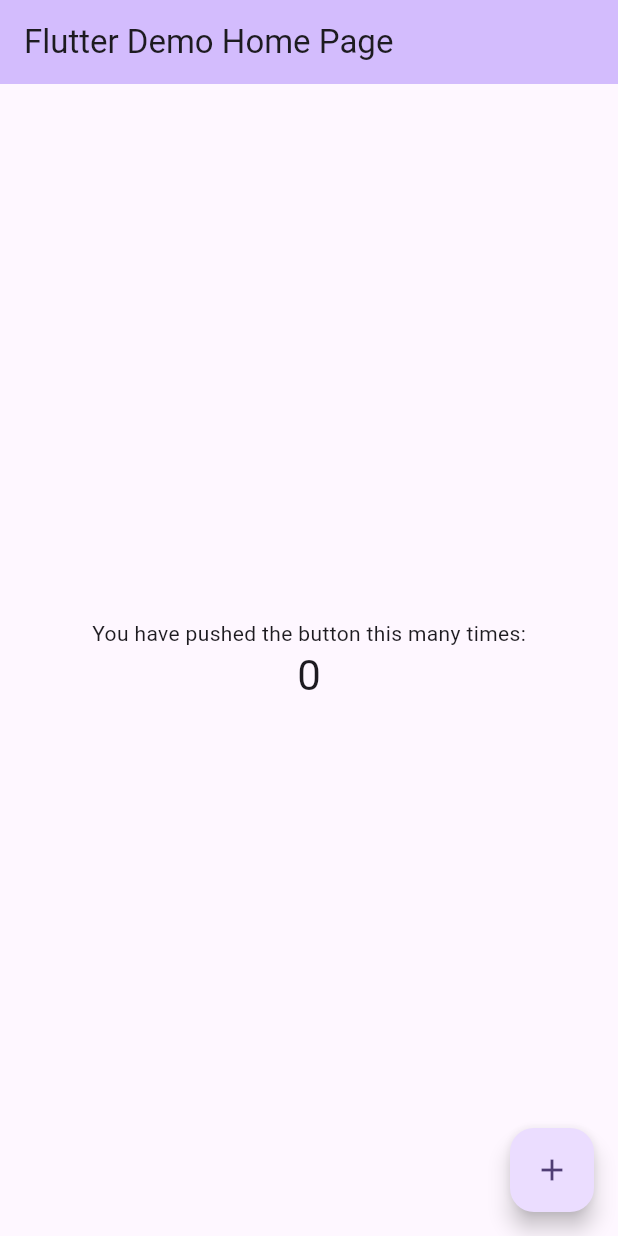
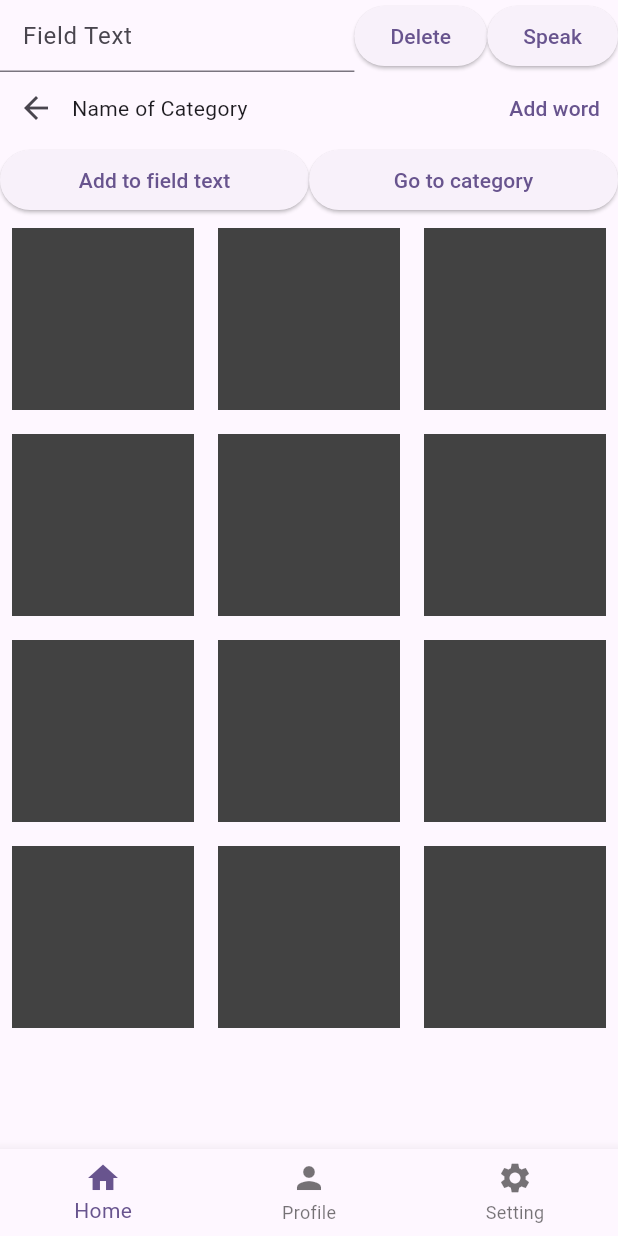
Before and after one commit to juvonKT/aac_app, a Flutter app: the screen it shows after launch, on a phone screen of 412 x 824 dp. Run offline on Flutter 3.47's test engine with Material 3 defaults, Android fonts, the light colour scheme and no system bars.

Commit message:
Made communication board UI

```diff
--- /dev/null
+++ b/lib/CommunicationBoard.dart
@@ -0,0 +1,77 @@
+import 'package:flutter/material.dart';
+
+class CommunicationBoard extends StatelessWidget {
+  const CommunicationBoard({super.key});
+
+  @override
+  Widget build(BuildContext context) {
+    return Scaffold(
+      body: Column(
+        children: [
+          _buildTopBar(),
+          _buildNameBar(),
+          _buildActionButtons(),
+          _buildCategoryGrid(),
+        ],
+      ),
+      bottomNavigationBar: _buildBottomNav(),
+    );
+  }
+
+  Widget _buildTopBar() {
+    return Row(
+      children: [
+        const Expanded(child: TextField(decoration: InputDecoration(hintText: 'Field Text', contentPadding: EdgeInsets.symmetric(vertical: 10.0, horizontal: 15.0)))),
+        ElevatedButton(onPressed: () {}, child: const Text('Delete')),
+        ElevatedButton(onPressed: () {}, child: const Text('Speak')),
+      ],
+    );
+  }
+
+  Widget _buildNameBar() {
+    return Row(
+      children: [
+        const BackButton(),
+        const Expanded(child: Text('Name of Category')),
+        TextButton(onPressed: () {}, child: const Text('Add word')),
+      ],
+    );
+  }
+
+  Widget _buildActionButtons() {
+    return Row(
+      children: [
+        Expanded(child: ElevatedButton(onPressed: () {}, child: const Text('Add to field text'))),
+        Expanded(child: ElevatedButton(onPressed: () {}, child: const Text('Go to category'))),
+      ],
+    );
+  }
+
+  Widget _buildCategoryGrid() {
+    return Expanded(
+      child: GridView.builder(
+        gridDelegate: const SliverGridDelegateWithFixedCrossAxisCount(
+          crossAxisCount: 3,
+          childAspectRatio: 1,
+        ),
+        itemCount: 12,
+        itemBuilder: (context, index) {
+          return Container(
+            margin: const EdgeInsets.all(8),
+            color: Colors.grey[800],
+          );
+        },
+      ),
+    );
+  }
+
+  Widget _buildBottomNav() {
+    return BottomNavigationBar(
+      items: const [
+        BottomNavigationBarItem(icon: Icon(Icons.home), label: 'Home'),
+        BottomNavigationBarItem(icon: Icon(Icons.person), label: 'Profile'),
+        BottomNavigationBarItem(icon: Icon(Icons.settings), label: 'Setting'),
+      ],
+    );
+  }
+}
--- a/lib/main.dart
+++ b/lib/main.dart
@@ -1,4 +1,6 @@
 import 'package:flutter/material.dart';
+
+import 'CommunicationBoard.dart';
 
 void main() {
   runApp(const MyApp());
@@ -31,7 +33,7 @@
         colorScheme: ColorScheme.fromSeed(seedColor: Colors.deepPurple),
         useMaterial3: true,
       ),
-      home: const MyHomePage(title: 'Flutter Demo Home Page'),
+      home: const CommunicationBoard(),
     );
   }
 }
```
